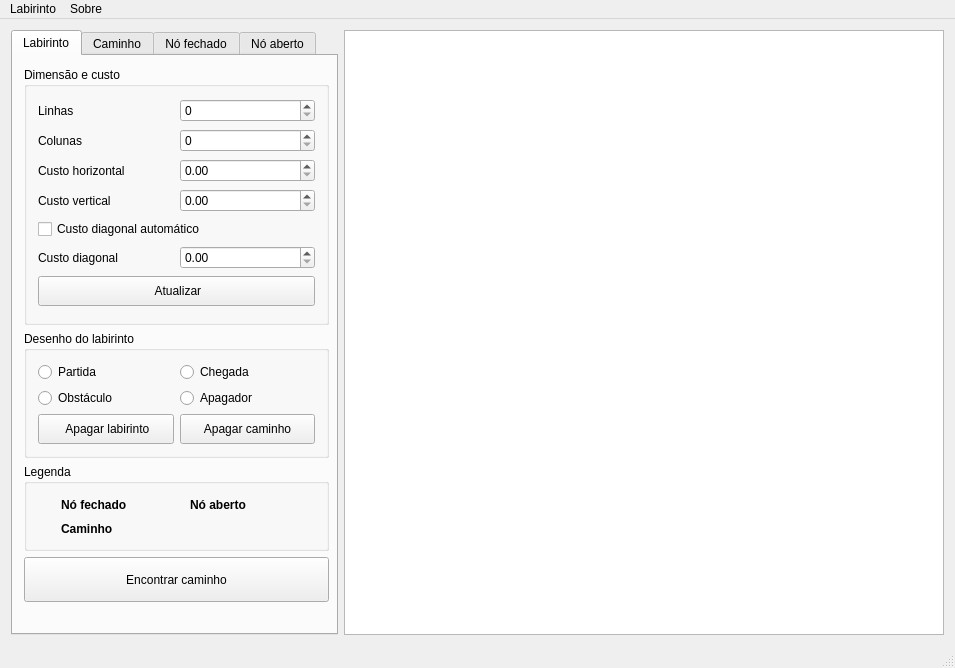
Old version of the form src/mainwindow.ui in the repository carvalhojldc/labyrinth.
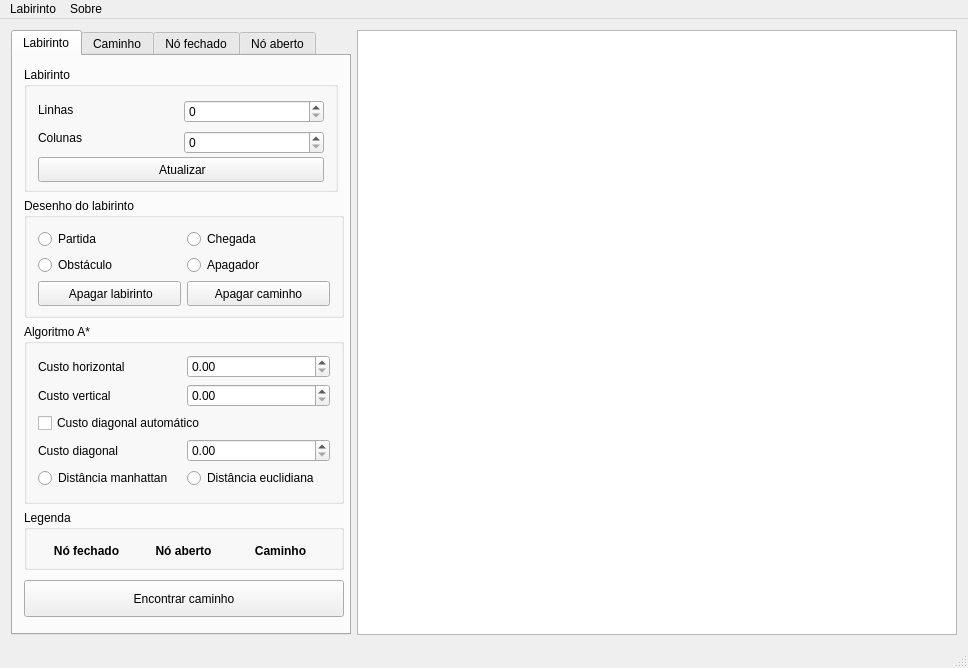
New version of the form.

Patch:
```diff
--- a/src/mainwindow.ui
+++ b/src/mainwindow.ui
@@ -47,7 +47,7 @@
          <enum>QAbstractItemView::NoSelection</enum>
         </property>
         <attribute name="horizontalHeaderVisible">
-         <bool>true</bool>
+         <bool>false</bool>
         </attribute>
         <attribute name="horizontalHeaderDefaultSectionSize">
          <number>100</number>
@@ -56,7 +56,7 @@
          <number>20</number>
         </attribute>
         <attribute name="verticalHeaderVisible">
-         <bool>true</bool>
+         <bool>false</bool>
         </attribute>
         <attribute name="verticalHeaderMinimumSectionSize">
          <number>20</number>
@@ -75,7 +75,7 @@
           </property>
           <property name="minimumSize">
            <size>
-            <width>320</width>
+            <width>340</width>
             <height>137</height>
            </size>
           </property>
@@ -97,8 +97,213 @@
               </property>
               <property name="minimumSize">
                <size>
-                <width>305</width>
-                <height>87</height>
+                <width>320</width>
+                <height>180</height>
+               </size>
+              </property>
+              <property name="title">
+               <string>Algoritmo A*</string>
+              </property>
+              <layout class="QGridLayout" name="gridLayout_3">
+               <item row="0" column="1">
+                <widget class="QDoubleSpinBox" name="sb_costHorizontal">
+                 <property name="minimumSize">
+                  <size>
+                   <width>0</width>
+                   <height>23</height>
+                  </size>
+                 </property>
+                </widget>
+               </item>
+               <item row="1" column="0">
+                <widget class="QLabel" name="lb_costVertical">
+                 <property name="text">
+                  <string>Custo vertical</string>
+                 </property>
+                </widget>
+               </item>
+               <item row="3" column="1">
+                <widget class="QDoubleSpinBox" name="sb_costDiagonal">
+                 <property name="minimumSize">
+                  <size>
+                   <width>0</width>
+                   <height>23</height>
+                  </size>
+                 </property>
+                 <property name="singleStep">
+                  <double>0.500000000000000</double>
+                 </property>
+                </widget>
+               </item>
+               <item row="4" column="1">
+                <widget class="QRadioButton" name="rb_euclidean">
+                 <property name="text">
+                  <string>Distância euclidiana</string>
+                 </property>
+                </widget>
+               </item>
+               <item row="0" column="0">
+                <widget class="QLabel" name="lb_costHorizontal">
+                 <property name="text">
+                  <string>Custo horizontal</string>
+                 </property>
+                </widget>
+               </item>
+               <item row="2" column="0" colspan="2">
+                <widget class="QCheckBox" name="cb_costDiagonal">
+                 <property name="text">
+                  <string>Custo diagonal automático</string>
+                 </property>
+                </widget>
+               </item>
+               <item row="3" column="0">
+                <widget class="QLabel" name="lb_costDiagonal">
+                 <property name="text">
+                  <string>Custo diagonal</string>
+                 </property>
+                </widget>
+               </item>
+               <item row="1" column="1">
+                <widget class="QDoubleSpinBox" name="sb_costVertical">
+                 <property name="minimumSize">
+                  <size>
+                   <width>0</width>
+                   <height>23</height>
+                  </size>
+                 </property>
+                </widget>
+               </item>
+               <item row="4" column="0">
+                <widget class="QRadioButton" name="rb_manhattan">
+                 <property name="text">
+                  <string>Distância manhattan</string>
+                 </property>
+                </widget>
+               </item>
+              </layout>
+             </widget>
+            </item>
+            <item row="6" column="0">
+             <widget class="QPushButton" name="pb_start">
+              <property name="enabled">
+               <bool>true</bool>
+              </property>
+              <property name="sizePolicy">
+               <sizepolicy hsizetype="Minimum" vsizetype="Minimum">
+                <horstretch>0</horstretch>
+                <verstretch>0</verstretch>
+               </sizepolicy>
+              </property>
+              <property name="minimumSize">
+               <size>
+                <width>320</width>
+                <height>37</height>
+               </size>
+              </property>
+              <property name="text">
+               <string>Encontrar caminho</string>
+              </property>
+             </widget>
+            </item>
+            <item row="5" column="0">
+             <spacer name="verticalSpacer_2">
+              <property name="orientation">
+               <enum>Qt::Vertical</enum>
+              </property>
+              <property name="sizeHint" stdset="0">
+               <size>
+                <width>20</width>
+                <height>40</height>
+               </size>
+              </property>
+             </spacer>
+            </item>
+            <item row="0" column="0">
+             <widget class="QGroupBox" name="gb_board">
+              <property name="minimumSize">
+               <size>
+                <width>0</width>
+                <height>125</height>
+               </size>
+              </property>
+              <property name="title">
+               <string>Labirinto</string>
+              </property>
+              <layout class="QGridLayout" name="gridLayout_11">
+               <item row="0" column="0">
+                <widget class="QLabel" name="lb_lines">
+                 <property name="minimumSize">
+                  <size>
+                   <width>0</width>
+                   <height>23</height>
+                  </size>
+                 </property>
+                 <property name="text">
+                  <string>Linhas</string>
+                 </property>
+                </widget>
+               </item>
+               <item row="0" column="1" rowspan="2">
+                <widget class="QSpinBox" name="sb_lines">
+                 <property name="minimumSize">
+                  <size>
+                   <width>0</width>
+                   <height>23</height>
+                  </size>
+                 </property>
+                </widget>
+               </item>
+               <item row="1" column="0" rowspan="2">
+                <widget class="QLabel" name="lb_columns">
+                 <property name="minimumSize">
+                  <size>
+                   <width>0</width>
+                   <height>23</height>
+                  </size>
+                 </property>
+                 <property name="text">
+                  <string>Colunas</string>
+                 </property>
+                </widget>
+               </item>
+               <item row="2" column="1">
+                <widget class="QSpinBox" name="sb_columns">
+                 <property name="minimumSize">
+                  <size>
+                   <width>0</width>
+                   <height>23</height>
+                  </size>
+                 </property>
+                </widget>
+               </item>
+               <item row="3" column="0" colspan="2">
+                <widget class="QPushButton" name="pb_newBoard">
+                 <property name="minimumSize">
+                  <size>
+                   <width>0</width>
+                   <height>25</height>
+                  </size>
+                 </property>
+                 <property name="text">
+                  <string> Atualizar</string>
+                 </property>
+                </widget>
+               </item>
+              </layout>
+             </widget>
+            </item>
+            <item row="4" column="0">
+             <widget class="QGroupBox" name="gb_legend">
+              <property name="sizePolicy">
+               <sizepolicy hsizetype="Minimum" vsizetype="Minimum">
+                <horstretch>0</horstretch>
+                <verstretch>0</verstretch>
+               </sizepolicy>
+              </property>
+              <property name="minimumSize">
+               <size>
+                <width>320</width>
+                <height>60</height>
                </size>
               </property>
               <property name="maximumSize">
@@ -121,7 +326,7 @@
                  </property>
                  <property name="maximumSize">
                   <size>
-                   <width>100</width>
+                   <width>85</width>
                    <height>16777215</height>
                   </size>
                  </property>
@@ -134,6 +339,9 @@
                  <property name="text">
                   <string>Nó fechado</string>
                  </property>
+                 <property name="alignment">
+                  <set>Qt::AlignCenter</set>
+                 </property>
                 </widget>
                </item>
                <item row="0" column="1">
@@ -146,7 +354,7 @@
                  </property>
                  <property name="maximumSize">
                   <size>
-                   <width>100</width>
+                   <width>85</width>
                    <height>16777215</height>
                   </size>
                  </property>
@@ -162,9 +370,12 @@
                  <property name="text">
                   <string>Nó aberto</string>
                  </property>
+                 <property name="alignment">
+                  <set>Qt::AlignCenter</set>
+                 </property>
                 </widget>
                </item>
-               <item row="1" column="0">
+               <item row="0" column="2">
                 <widget class="QLabel" name="lb_nodePath">
                  <property name="minimumSize">
                   <size>
@@ -174,7 +385,7 @@
                  </property>
                  <property name="maximumSize">
                   <size>
-                   <width>100</width>
+                   <width>85</width>
                    <height>16777215</height>
                   </size>
                  </property>
@@ -187,105 +398,26 @@
                  <property name="text">
                   <string>Caminho</string>
                  </property>
+                 <property name="alignment">
+                  <set>Qt::AlignCenter</set>
+                 </property>
                 </widget>
                </item>
               </layout>
              </widget>
             </item>
-            <item row="0" column="0">
-             <widget class="QGroupBox" name="groupBox_2">
-              <property name="sizePolicy">
-               <sizepolicy hsizetype="Minimum" vsizetype="Minimum">
-                <horstretch>0</horstretch>
-                <verstretch>0</verstretch>
-               </sizepolicy>
+            <item row="7" column="0">
+             <spacer name="verticalSpacer">
+              <property name="orientation">
+               <enum>Qt::Vertical</enum>
               </property>
-              <property name="minimumSize">
+              <property name="sizeHint" stdset="0">
                <size>
-                <width>305</width>
-                <height>258</height>
+                <width>20</width>
+                <height>40</height>
                </size>
               </property>
-              <property name="title">
-               <string>Dimensão e custo</string>
-              </property>
-              <layout class="QGridLayout" name="gridLayout_3">
-               <item row="0" column="0">
-                <widget class="QLabel" name="lb_lines">
-                 <property name="text">
-                  <string>Linhas</string>
-                 </property>
-                </widget>
-               </item>
-               <item row="0" column="1">
-                <widget class="QSpinBox" name="sb_lines"/>
-               </item>
-               <item row="1" column="0">
-                <widget class="QLabel" name="lb_columns">
-                 <property name="text">
-                  <string>Colunas</string>
-                 </property>
-                </widget>
-               </item>
-               <item row="1" column="1">
-                <widget class="QSpinBox" name="sb_columns"/>
-               </item>
-               <item row="2" column="0">
-                <widget class="QLabel" name="lb_costHorizontal">
-                 <property name="text">
-                  <string>Custo horizontal</string>
-                 </property>
-                </widget>
-               </item>
-               <item row="2" column="1">
-                <widget class="QDoubleSpinBox" name="sb_costHorizontal"/>
-               </item>
-               <item row="3" column="0">
-                <widget class="QLabel" name="lb_costVertical">
-                 <property name="text">
-                  <string>Custo vertical</string>
-                 </property>
-                </widget>
-               </item>
-               <item row="3" column="1">
-                <widget class="QDoubleSpinBox" name="sb_costVertical"/>
-               </item>
-               <item row="5" column="0">
-                <widget class="QLabel" name="lb_costDiagonal">
-                 <property name="text">
-                  <string>Custo diagonal</string>
-                 </property>
-                </widget>
-               </item>
-               <item row="5" column="1">
-                <widget class="QDoubleSpinBox" name="sb_costDiagonal">
-                 <property name="singleStep">
-                  <double>0.500000000000000</double>
-                 </property>
-                </widget>
-               </item>
-               <item row="6" column="0" colspan="2">
-                <widget class="QPushButton" name="pb_newBoard">
-                 <property name="minimumSize">
-                  <size>
-                   <width>0</width>
-                   <height>30</height>
-                  </size>
-                 </property>
-                 <property name="text">
-                  <string> Atualizar</string>
-                 </property>
-                </widget>
-               </item>
-               <item row="4" column="0" colspan="2">
-                <widget class="QCheckBox" name="cb_costDiagonal">
-                 <property name="text">
-                  <string>Custo diagonal automático</string>
-                 </property>
-                </widget>
-               </item>
-              </layout>
-             </widget>
+             </spacer>
             </item>
             <item row="1" column="0">
              <widget class="QGroupBox" name="gb_drawing">
@@ -300,8 +432,8 @@
               </property>
               <property name="minimumSize">
                <size>
-                <width>305</width>
-                <height>127</height>
+                <width>320</width>
+                <height>120</height>
                </size>
               </property>
               <property name="title">
@@ -320,7 +452,7 @@
                  <property name="minimumSize">
                   <size>
                    <width>135</width>
-                   <height>30</height>
+                   <height>25</height>
                   </size>
                  </property>
                  <property name="text">
@@ -340,7 +472,7 @@
                  <property name="minimumSize">
                   <size>
                    <width>135</width>
-                   <height>30</height>
+                   <height>25</height>
                   </size>
                  </property>
                  <property name="text">
@@ -365,41 +497,6 @@
               </layout>
              </widget>
             </item>
-            <item row="3" column="0">
-             <widget class="QPushButton" name="pb_start">
-              <property name="enabled">
-               <bool>true</bool>
-              </property>
-              <property name="sizePolicy">
-               <sizepolicy hsizetype="Minimum" vsizetype="Minimum">
-                <horstretch>0</horstretch>
-                <verstretch>0</verstretch>
-               </sizepolicy>
-              </property>
-              <property name="minimumSize">
-               <size>
-                <width>305</width>
-                <height>45</height>
-               </size>
-              </property>
-              <property name="text">
-               <string>Encontrar caminho</string>
-              </property>
-             </widget>
-            </item>
-            <item row="4" column="0">
-             <spacer name="verticalSpacer">
-              <property name="orientation">
-               <enum>Qt::Vertical</enum>
-              </property>
-              <property name="sizeHint" stdset="0">
-               <size>
-                <width>20</width>
-                <height>40</height>
-               </size>
-              </property>
-             </spacer>
-            </item>
            </layout>
           </widget>
           <widget class="QWidget" name="tabmyPath">
```
Left out of the diff: 14 changed lines with no effect on the pictures.
